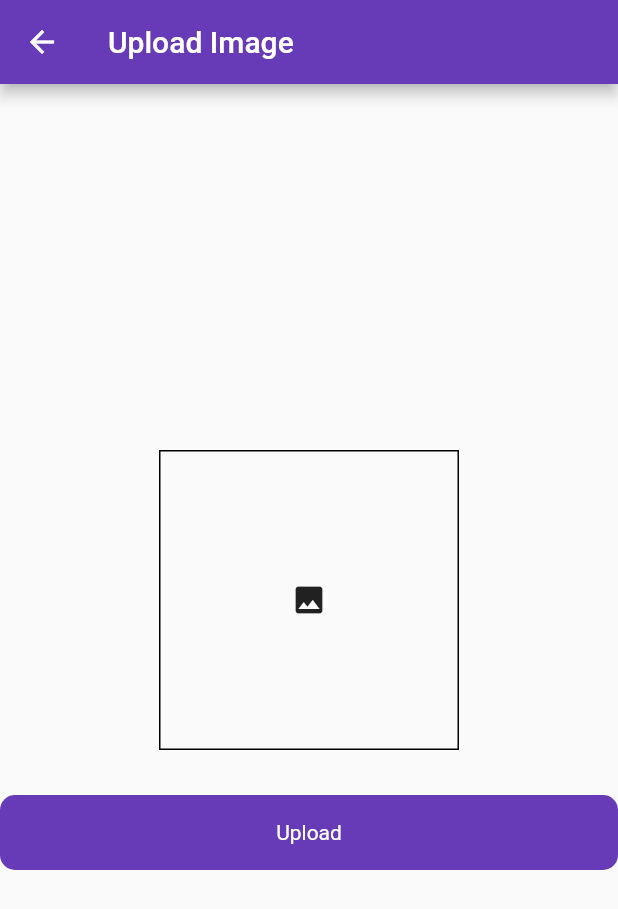
After one commit to Nitinjiwnani/Flutter-Firebase, a Flutter app: the UploadImageScreen screen opened directly, after a tap on the "image" icon, on a phone screen of 412 x 824 dp. The commit adds this screen. Shown: the top 909 px of the screen. Run offline on Flutter 3.47's test engine with Material 2 defaults, Android fonts, the phone set to English and light mode, and no system bars; our stand-ins replace cloud_firestore, firebase_auth, firebase_core, firebase_database, firebase_storage, fluttertoast and 1 more; accounts and stored records are empty.

Commit message:
Upload image to firebase storage

```diff
--- /dev/null
+++ b/lib/UI/upload_image.dart
@@ -0,0 +1,106 @@
+import 'dart:io';
+
+import 'package:firebase_database/firebase_database.dart';
+import 'package:flutter/material.dart';
+import 'package:flutter/src/widgets/framework.dart';
+import 'package:flutter/src/widgets/placeholder.dart';
+import 'package:flutter_firebase/utils/utils.dart';
+import 'package:flutter_firebase/widgets/round_button.dart';
+import 'package:image_picker/image_picker.dart';
+import 'package:firebase_storage/firebase_storage.dart' as firebase_storage;
+
+class UploadImageScreen extends StatefulWidget {
+  const UploadImageScreen({super.key});
+
+  @override
+  State<UploadImageScreen> createState() => _UploadImageScreenState();
+}
+
+class _UploadImageScreenState extends State<UploadImageScreen> {
+  bool _loading = false;
+  File? _image;
+  final picker = ImagePicker();
+  final DatabaseReference databaseRef = FirebaseDatabase.instance.ref('Post');
+  firebase_storage.FirebaseStorage storage =
+      firebase_storage.FirebaseStorage.instance;
+  Future getImageGallery() async {
+    final pickedFile =
+        await picker.pickImage(source: ImageSource.gallery, imageQuality: 80);
+
+    setState(() {
+      if (pickedFile != null) {
+        _image = File(pickedFile.path);
+      } else {
+        print('No image picked');
+      }
+    });
+  }
+
+  @override
+  Widget build(BuildContext context) {
+    return Scaffold(
+      appBar: AppBar(
+        title: Text('Upload Image'),
+      ),
+      body: Column(
+        mainAxisAlignment: MainAxisAlignment.center,
+        crossAxisAlignment: CrossAxisAlignment.center,
+        children: [
+          Center(
+            child: InkWell(
+              onTap: () {
+                getImageGallery();
+              },
+              child: Container(
+                height: 200,
+                width: 200,
+                decoration:
+                    BoxDecoration(border: Border.all(color: Colors.black)),
+                child: _image != null
+                    ? Image.file(_image!.absolute)
+                    : Center(child: Icon(Icons.image)),
+              ),
+            ),
+          ),
+          SizedBox(
+            height: 30,
+          ),
+          RoundButton(
+              title: 'Upload',
+              onTap: () async {
+                setState(() {
+                  _loading = true;
+                });
+                firebase_storage.Reference ref = firebase_storage
+                    .FirebaseStorage.instance
+                    .ref('/foldername/' +
+                        DateTime.now().millisecondsSinceEpoch.toString());
+                firebase_storage.UploadTask uploadTask =
+                    ref.putFile(_image!.absolute);
+                Future.value(uploadTask).then((value) async {
+                  var newUrl = await ref.getDownloadURL();
+                  databaseRef.child('1').set({
+                    'id': '1212',
+                    'title': newUrl.toString(),
+                  }).then((value) {
+                    setState(() {
+                      _loading = false;
+                    });
+                    Utils().toastMessage('Uploaded');
+                  }).onError((error, stackTrace) {
+                    setState(() {
+                      _loading = false;
+                    });
+                  });
+                }).onError((error, stackTrace) {
+                  setState(() {
+                    _loading = false;
+                  });
+                  Utils().toastMessage(error.toString());
+                });
+              })
+        ],
+      ),
+    );
+  }
+}
--- a/lib/firebase_services/splash_services.dart
+++ b/lib/firebase_services/splash_services.dart
@@ -6,6 +6,7 @@ import 'package:flutter/material.dart';
 import 'package:flutter_firebase/UI/auth/login_screen.dart';
 import 'package:flutter_firebase/UI/firestore/firestore_list_screen.dart';
 import 'package:flutter_firebase/UI/posts/post_screen.dart';
+import 'package:flutter_firebase/UI/upload_image.dart';
 
 class SplashServices {
   void isLogin(BuildContext context) {
@@ -19,7 +20,7 @@ class SplashServices {
           () => Navigator.push(
               context,
               MaterialPageRoute(
-                builder: (context) => FireStoreScreen(),
+                builder: (context) => UploadImageScreen(),
               )));
     } else {
       Timer(
--- a/pubspec.yaml
+++ b/pubspec.yaml
@@ -41,6 +41,7 @@ dependencies:
   cloud_firestore: ^4.1.0
   fluttertoast: ^8.1.1
   firebase_database: ^10.0.6
+  image_picker: ^0.8.6
 
 dev_dependencies:
   flutter_test:
```
Also changed, not shown: pubspec.lock, 1 other file.
